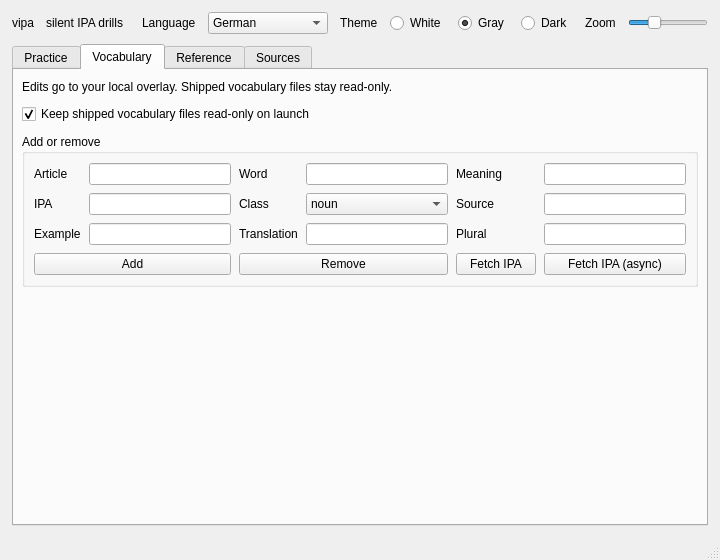
Old version of the form ui/main_window.ui in the repository denizisik1/silent-vocabulary.
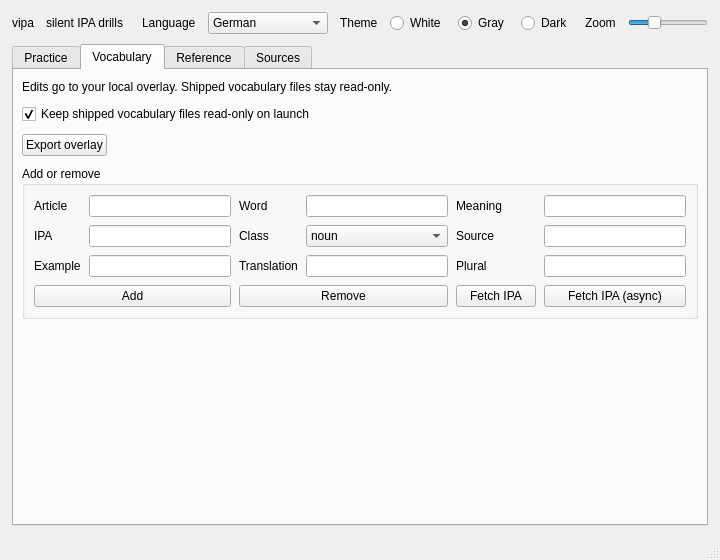
New version of the form. The open tabs and pages were chosen to show the change.

Diff of the .ui file:
```diff
--- a/ui/main_window.ui
+++ b/ui/main_window.ui
@@ -557,6 +557,36 @@
           </property>
          </widget>
         </item>
+        <item>
+         <layout class="QHBoxLayout" name="vocabOverlayActionsLayout">
+          <property name="spacing">
+           <number>8</number>
+          </property>
+          <item>
+           <widget class="QPushButton" name="pushButton_export_overlay">
+            <property name="text">
+             <string>Export overlay</string>
+            </property>
+            <property name="toolTip">
+             <string>Save your additions and removals as a zip backup</string>
+            </property>
+           </widget>
+          </item>
+          <item>
+           <spacer name="vocabOverlayActionsSpacer">
+            <property name="orientation">
+             <enum>Qt::Horizontal</enum>
+            </property>
+            <property name="sizeHint" stdset="0">
+             <size>
+              <width>40</width>
+              <height>20</height>
+             </size>
+            </property>
+           </spacer>
+          </item>
+         </layout>
+        </item>
         <item>
          <widget class="QGroupBox" name="groupBox_3">
           <property name="title">
```
